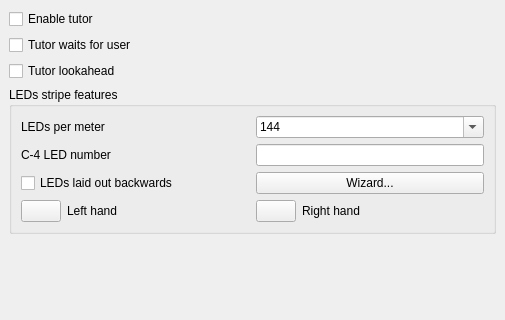
Old version of the form mscore/pianotutorpanel.ui in the repository ronaldpratanata/MuseScore; both pictures show x 0 to 505 and y 0 to 320 of the 505 by 576 pixel window.
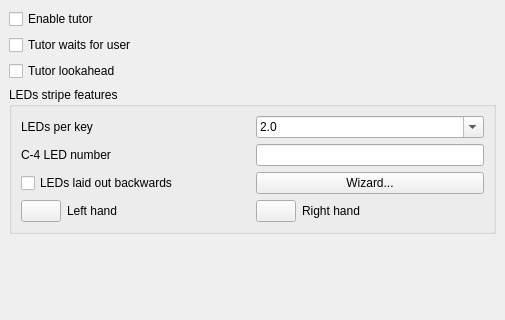
New version of the form.

Commit message: Piano Tutor: replace LEDs per meter with LEDs per key in config panel.

Diff of the .ui file:
```diff
--- a/mscore/pianotutorpanel.ui
+++ b/mscore/pianotutorpanel.ui
@@ -55,7 +55,7 @@
            <item>
             <widget class="QLabel" name="label_4">
              <property name="text">
-              <string>LEDs per meter</string>
+              <string>LEDs per key</string>
              </property>
             </widget>
            </item>
@@ -66,7 +66,7 @@
              </property>
              <item>
               <property name="text">
-               <string>144</string>
+               <string>2.0</string>
               </property>
              </item>
              <item>
```
Left out of the diff: 7 changed lines with no effect on the pictures. The commit also changes 1 other file.
